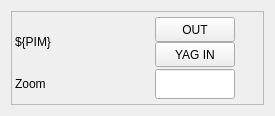
Above: widgets/yag.ui from pcdshub/ecs-pydm-ui before the change. Below: the same form after it.
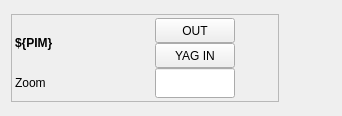
That is the form after the change. Custom widgets are drawn as their Qt base class.

```diff
--- a/widgets/yag.ui
+++ b/widgets/yag.ui
@@ -6,16 +6,28 @@
    <rect>
     <x>0</x>
     <y>0</y>
-    <width>275</width>
+    <width>342</width>
     <height>116</height>
    </rect>
   </property>
+  <property name="sizePolicy">
+   <sizepolicy hsizetype="Fixed" vsizetype="Fixed">
+    <horstretch>0</horstretch>
+    <verstretch>0</verstretch>
+   </sizepolicy>
+  </property>
   <property name="windowTitle">
    <string>Form</string>
   </property>
   <layout class="QVBoxLayout" name="verticalLayout">
    <item>
     <widget class="QFrame" name="frame">
+     <property name="sizePolicy">
+      <sizepolicy hsizetype="Fixed" vsizetype="Fixed">
+       <horstretch>0</horstretch>
+       <verstretch>0</verstretch>
+      </sizepolicy>
+     </property>
      <property name="frameShape">
       <enum>QFrame::StyledPanel</enum>
      </property>
@@ -60,6 +72,12 @@
             <height>30</height>
            </size>
           </property>
+          <property name="font">
+           <font>
+            <weight>75</weight>
+            <bold>true</bold>
+           </font>
+          </property>
           <property name="toolTip">
            <string/>
           </property>
```
